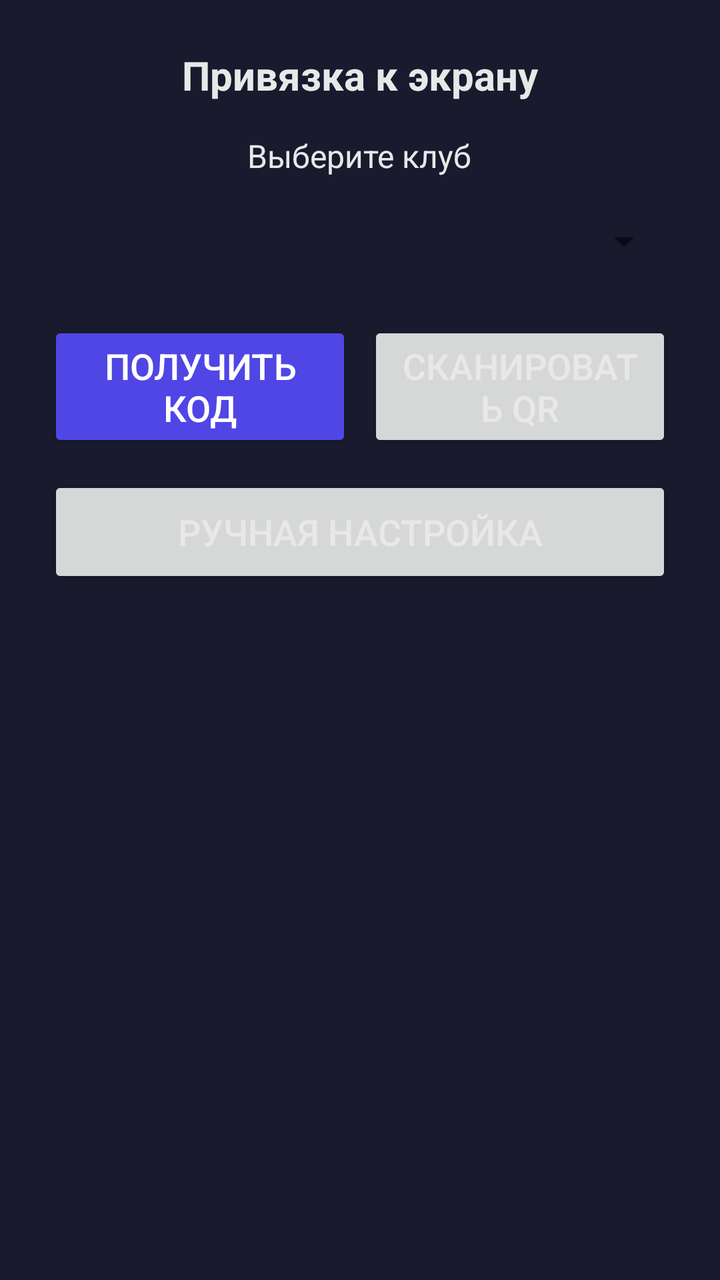
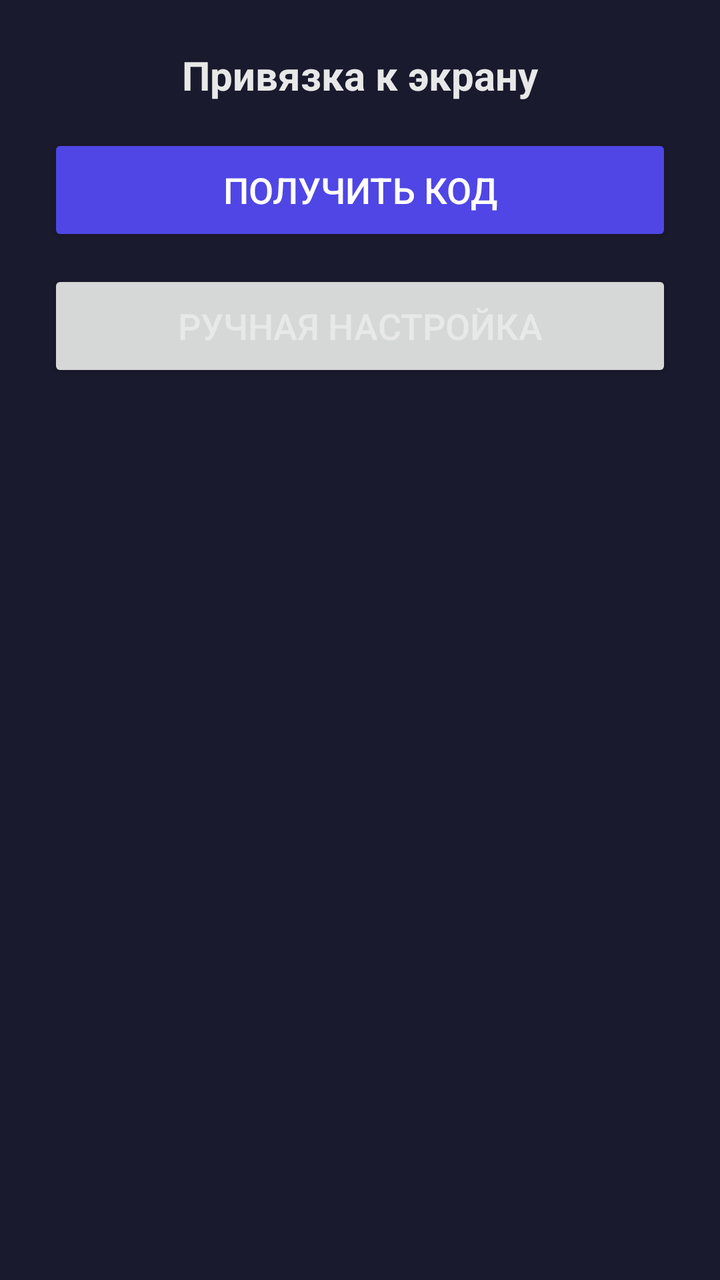

Before-and-after screenshots of an Android layout around one commit, followed by the original layout XML and the change that was made.
<!-- AndroidManifest.xml: activity theme Theme.SettingsTV -->
<!-- res/layout/activity_binding.xml -->
<?xml version="1.0" encoding="utf-8"?>
<ScrollView xmlns:android="http://schemas.android.com/apk/res/android"
    android:layout_width="match_parent"
    android:layout_height="match_parent"
    android:background="@color/settings_bg"
    android:padding="24dp">

    <LinearLayout
        android:layout_width="match_parent"
        android:layout_height="wrap_content"
        android:gravity="center_horizontal"
        android:orientation="vertical">

        <TextView
            android:layout_width="wrap_content"
            android:layout_height="wrap_content"
            android:text="@string/binding_title"
            android:textColor="@color/settings_text"
            android:textSize="@dimen/settings_label_text_size"
            android:textStyle="bold"
            android:layout_marginBottom="16dp" />

        <TextView
            android:layout_width="wrap_content"
            android:layout_height="wrap_content"
            android:text="@string/select_club"
            android:textColor="@color/settings_text"
            android:textSize="@dimen/settings_hint_text_size"
            android:layout_marginBottom="4dp" />
        <Spinner
            android:id="@+id/bindingClubSpinner"
            android:layout_width="match_parent"
            android:layout_height="wrap_content"
            android:minHeight="@dimen/settings_button_min_height"
            android:layout_marginBottom="12dp" />
        <TextView
            android:id="@+id/bindingManualUrlLabel"
            android:layout_width="wrap_content"
            android:layout_height="wrap_content"
            android:text="@string/manual_url_label"
            android:textColor="@color/settings_text"
            android:textSize="@dimen/settings_hint_text_size"
            android:visibility="gone"
            android:layout_marginBottom="4dp" />
        <EditText
            android:id="@+id/bindingServerUrl"
            android:layout_width="match_parent"
            android:layout_height="wrap_content"
            android:minHeight="@dimen/settings_button_min_height"
            android:hint="@string/hint_server_url"
            android:textColor="@color/settings_text"
            android:textColorHint="@color/settings_text_hint"
            android:textSize="@dimen/settings_input_text_size"
            android:inputType="textUri"
            android:background="?android:attr/editTextBackground"
            android:visibility="gone"
            android:layout_marginBottom="12dp" />
        <LinearLayout
            android:layout_width="match_parent"
            android:layout_height="wrap_content"
            android:orientation="horizontal"
            android:layout_marginBottom="12dp">
            <Button
                android:id="@+id/bindingGetCode"
                android:layout_width="0dp"
                android:layout_height="wrap_content"
                android:minHeight="@dimen/settings_button_min_height"
                android:layout_weight="1"
                android:text="@string/binding_get_code"
                android:textSize="@dimen/settings_button_text_size"
                android:backgroundTint="@color/settings_accent"
                android:textColor="@android:color/white"
                android:layout_marginEnd="8dp" />
            <Button
                android:id="@+id/bindingScanQr"
                android:layout_width="0dp"
                android:layout_height="wrap_content"
                android:minHeight="@dimen/settings_button_min_height"
                android:layout_weight="1"
                android:text="@string/scan_qr"
                android:textSize="@dimen/settings_button_text_size"
                android:textColor="@color/settings_text" />
        </LinearLayout>
        <ImageView
            android:id="@+id/bindingQr"
            android:layout_width="200dp"
            android:layout_height="200dp"
            android:visibility="gone"
            android:contentDescription="@string/binding_title"
            android:layout_marginBottom="12dp" />
        <TextView
            android:id="@+id/bindingCodeText"
            android:layout_width="wrap_content"
            android:layout_height="wrap_content"
            android:textColor="@color/settings_text"
            android:textSize="28sp"
            android:textStyle="bold"
            android:letterSpacing="0.2"
            android:visibility="gone"
            android:layout_marginBottom="4dp" />
        <TextView
            android:id="@+id/bindingCountdown"
            android:layout_width="wrap_content"
            android:layout_height="wrap_content"
            android:textColor="@color/settings_text_hint"
            android:textSize="@dimen/settings_hint_text_size"
            android:visibility="gone"
            android:layout_marginBottom="16dp" />
        <TextView
            android:id="@+id/bindingInstruction"
            android:layout_width="match_parent"
            android:layout_height="wrap_content"
            android:text="@string/binding_instruction"
            android:textColor="@color/settings_text_hint"
            android:textSize="@dimen/settings_hint_text_size"
            android:visibility="gone"
            android:gravity="center"
            android:layout_marginBottom="24dp" />

        <Button
            android:id="@+id/bindingManual"
            android:layout_width="match_parent"
            android:layout_height="wrap_content"
            android:minHeight="@dimen/settings_button_min_height"
            android:text="@string/binding_manual"
            android:textSize="@dimen/settings_button_text_size"
            android:textColor="@color/settings_text" />

        <TextView
            android:id="@+id/bindingVersionFooter"
            android:layout_width="wrap_content"
            android:layout_height="wrap_content"
            android:layout_marginTop="24dp"
            android:textColor="@color/settings_text_hint"
            android:textSize="12sp" />
    </LinearLayout>
</ScrollView>
<!-- resources referenced by this layout -->
<resources>
  <color name="settings_accent">#4f46e5</color>
  <color name="settings_bg">#1a1a2e</color>
  <color name="settings_text">#E8E8E8</color>
  <color name="settings_text_hint">#888888</color>
  <dimen name="settings_button_min_height">56dp</dimen>
  <dimen name="settings_button_text_size">18sp</dimen>
  <dimen name="settings_hint_text_size">16sp</dimen>
  <dimen name="settings_input_text_size">18sp</dimen>
  <dimen name="settings_label_text_size">20sp</dimen>
  <string name="binding_get_code">Получить код</string>
  <string name="binding_instruction">Откройте ссылку по QR или введите код в админ-панели в разделе «Привязка»</string>
  <string name="binding_manual">Ручная настройка</string>
  <string name="binding_title">Привязка к экрану</string>
  <string name="hint_server_url">https://tv.n-fit.ru/</string>
  <string name="manual_url_label">URL сервера (вручную)</string>
  <string name="scan_qr">Сканировать QR</string>
  <string name="select_club">Выберите клуб</string>
  <style name="Theme.SettingsTV" parent="Theme.NeoFitTV" />
  <style name="Theme.NeoFitTV" parent="Theme.AppCompat.Light.NoActionBar">
          
          <item name="colorPrimary">@color/settings_accent</item>
          <item name="colorPrimaryVariant">@color/settings_bg</item>
          <item name="colorOnPrimary">@android:color/white</item>
          
          <item name="colorSecondary">@color/settings_accent</item>
          <item name="colorSecondaryVariant">@color/settings_bg</item>
          <item name="colorOnSecondary">@android:color/black</item>
          
          <item name="android:statusBarColor">?attr/colorPrimaryVariant</item>
          
      </style>
</resources>

<!-- the commit's change to res/layout/activity_binding.xml (unified diff, before → after) -->
@@ -20,67 +20,16 @@
             android:textStyle="bold"
             android:layout_marginBottom="16dp" />
 
-        <TextView
-            android:layout_width="wrap_content"
-            android:layout_height="wrap_content"
-            android:text="@string/select_club"
-            android:textColor="@color/settings_text"
-            android:textSize="@dimen/settings_hint_text_size"
-            android:layout_marginBottom="4dp" />
-        <Spinner
-            android:id="@+id/bindingClubSpinner"
+        <Button
+            android:id="@+id/bindingGetCode"
             android:layout_width="match_parent"
             android:layout_height="wrap_content"
             android:minHeight="@dimen/settings_button_min_height"
+            android:text="@string/binding_get_code"
+            android:textSize="@dimen/settings_button_text_size"
+            android:backgroundTint="@color/settings_accent"
+            android:textColor="@android:color/white"
             android:layout_marginBottom="12dp" />
-        <TextView
-            android:id="@+id/bindingManualUrlLabel"
-            android:layout_width="wrap_content"
-            android:layout_height="wrap_content"
-            android:text="@string/manual_url_label"
-            android:textColor="@color/settings_text"
-            android:textSize="@dimen/settings_hint_text_size"
-            android:visibility="gone"
-            android:layout_marginBottom="4dp" />
-        <EditText
-            android:id="@+id/bindingServerUrl"
-            android:layout_width="match_parent"
-            android:layout_height="wrap_content"
-            android:minHeight="@dimen/settings_button_min_height"
-            android:hint="@string/hint_server_url"
-            android:textColor="@color/settings_text"
-            android:textColorHint="@color/settings_text_hint"
-            android:textSize="@dimen/settings_input_text_size"
-            android:inputType="textUri"
-            android:background="?android:attr/editTextBackground"
-            android:visibility="gone"
-            android:layout_marginBottom="12dp" />
-        <LinearLayout
-            android:layout_width="match_parent"
-            android:layout_height="wrap_content"
-            android:orientation="horizontal"
-            android:layout_marginBottom="12dp">
-            <Button
-                android:id="@+id/bindingGetCode"
-                android:layout_width="0dp"
-                android:layout_height="wrap_content"
-                android:minHeight="@dimen/settings_button_min_height"
-                android:layout_weight="1"
-                android:text="@string/binding_get_code"
-                android:textSize="@dimen/settings_button_text_size"
-                android:backgroundTint="@color/settings_accent"
-                android:textColor="@android:color/white"
-                android:layout_marginEnd="8dp" />
-            <Button
-                android:id="@+id/bindingScanQr"
-                android:layout_width="0dp"
-                android:layout_height="wrap_content"
-                android:minHeight="@dimen/settings_button_min_height"
-                android:layout_weight="1"
-                android:text="@string/scan_qr"
-                android:textSize="@dimen/settings_button_text_size"
-                android:textColor="@color/settings_text" />
-        </LinearLayout>
         <ImageView
             android:id="@+id/bindingQr"
             android:layout_width="200dp"
<!-- resource entries referenced after the edit -->
@@ -7,16 +7,11 @@
   <dimen name="settings_button_min_height">56dp</dimen>
   <dimen name="settings_button_text_size">18sp</dimen>
   <dimen name="settings_hint_text_size">16sp</dimen>
-  <dimen name="settings_input_text_size">18sp</dimen>
   <dimen name="settings_label_text_size">20sp</dimen>
   <string name="binding_get_code">Получить код</string>
   <string name="binding_instruction">Откройте ссылку по QR или введите код в админ-панели в разделе «Привязка»</string>
   <string name="binding_manual">Ручная настройка</string>
   <string name="binding_title">Привязка к экрану</string>
-  <string name="hint_server_url">https://tv.n-fit.ru/</string>
-  <string name="manual_url_label">URL сервера (вручную)</string>
-  <string name="scan_qr">Сканировать QR</string>
-  <string name="select_club">Выберите клуб</string>
   <style name="Theme.SettingsTV" parent="Theme.NeoFitTV" />
   <style name="Theme.NeoFitTV" parent="Theme.AppCompat.Light.NoActionBar">
           
